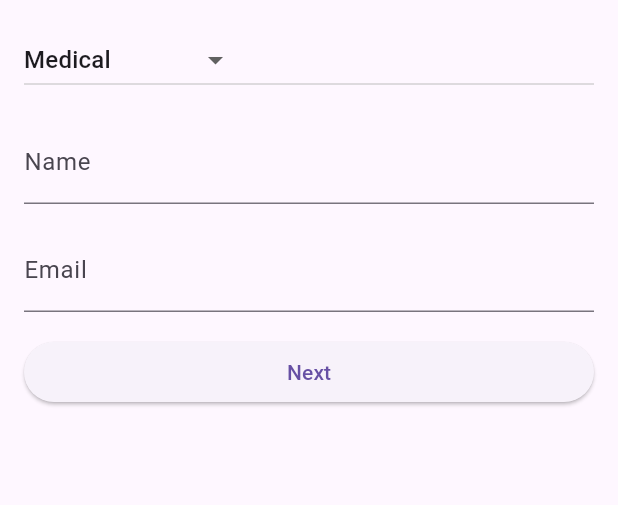
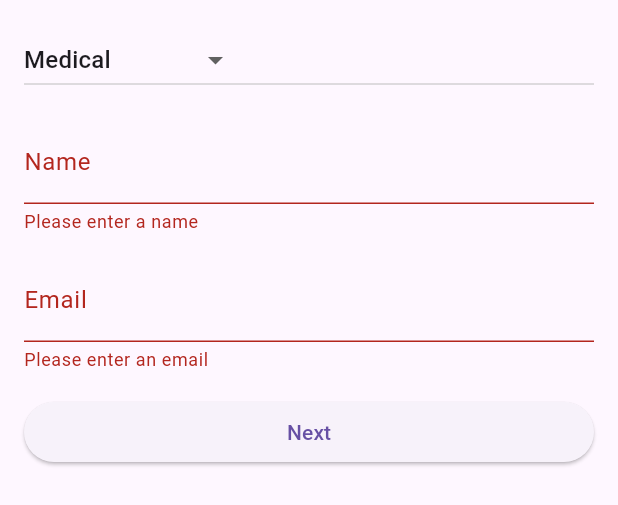
Before and after one commit to AdityaLahane-2003/fund_raiser, a Flutter app: the Step1 widget shown alone on an empty page, opened directly with empty values, after a tap on "Next", on a phone screen of 412 x 824 dp. Shown: the top 505 px of the screen. Run offline on Flutter 3.47's test engine with Material 3 defaults, Android fonts, the phone set to English and light mode, and no system bars; our stand-ins replace cloud_firestore, firebase_auth, firebase_core, firebase_storage, flutter_spinkit, fluttertoast and 2 more; accounts and stored records are empty; statements that could not run were skipped.

Commit message:
Added validation in steps

```diff
--- a/lib/screens/main_app_screens/campaign_screens/step1.dart
+++ b/lib/screens/main_app_screens/campaign_screens/step1.dart
@@ -13,16 +13,20 @@ class Step1 extends StatelessWidget {
   });
 
   final List<String> categories = ['Medical', 'Education', 'Memorial', 'Others'];
-  late String selectedCategory='Medical';
+  late String selectedCategory = 'Medical';
 
   final TextEditingController nameController = TextEditingController();
   final TextEditingController emailController = TextEditingController();
+
+  final _formKey = GlobalKey<FormState>();
 
   @override
   Widget build(BuildContext context) {
     return SingleChildScrollView(
       child: Padding(
         padding: const EdgeInsets.all(16.0),
+        child: Form(
+          key: _formKey,
           child: Column(
             crossAxisAlignment: CrossAxisAlignment.stretch,
             children: [
@@ -41,27 +45,44 @@ class Step1 extends StatelessWidget {
                 },
               ),
               SizedBox(height: 16),
-            TextField(
+              TextFormField(
                 controller: nameController,
                 decoration: InputDecoration(labelText: 'Name'),
+                validator: (value) {
+                  if (value == null || value.isEmpty) {
+                    return 'Please enter a name';
+                  }
+                  return null;
+                },
               ),
               SizedBox(height: 16),
-            TextField(
+              TextFormField(
                 controller: emailController,
-              keyboardType:TextInputType.emailAddress,
+                keyboardType: TextInputType.emailAddress,
                 decoration: InputDecoration(labelText: 'Email'),
+                validator: (value) {
+                  if (value == null || value.isEmpty) {
+                    return 'Please enter an email';
+                  } else if (!RegExp(r'^[\w-]+(\.[\w-]+)*@([\w-]+\.)+[a-zA-Z]{2,7}$').hasMatch(value)) {
+                    return 'Please enter a valid email';
+                  }
+                  return null;
+                },
               ),
               SizedBox(height: 16),
               ElevatedButton(
                 onPressed: () {
+                  if (_formKey.currentState?.validate() ?? false) {
                     onNameEmailEntered(nameController.text, emailController.text);
                     onNext();
+                  }
                 },
                 child: Text('Next'),
               ),
             ],
           ),
         ),
+      ),
     );
   }
 }
```
Also changed, not shown: lib/screens/main_app_screens/campaign_screens/create_campaign.dart (+21 -2 lines), lib/screens/main_app_screens/campaign_screens/step2.dart (+36 -7 lines), lib/screens/main_app_screens/campaign_screens/step3.dart (+21 -3 lines), lib/screens/main_app_screens/campaign_screens/step4.dart (+21 -3 lines). Lines whose indentation alone changed are shown as unchanged.
